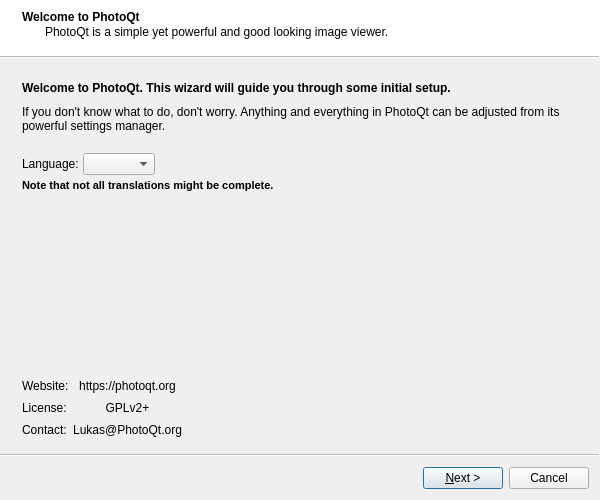
The window that cplusplus/other/startuphandler/pqc_wizard.ui (luspi/photoqt) describes before a commit, drawn with Qt 5.
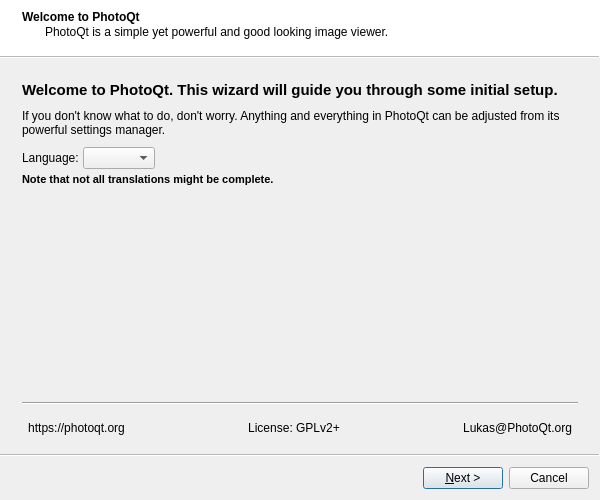
The same window after the commit.

Commit message: [PQCWizard] show different page on update, show reset buttons if the shortcuts appear messed up

What changed in the file:
```diff
--- a/cplusplus/other/startuphandler/pqc_wizard.ui
+++ b/cplusplus/other/startuphandler/pqc_wizard.ui
@@ -26,8 +26,8 @@
    <property name="subTitle">
     <string comment="wizard">PhotoQt is a simple yet powerful and good looking image viewer.</string>
    </property>
-   <layout class="QHBoxLayout" name="horizontalLayout_3">
-    <item>
+   <layout class="QGridLayout" name="gridLayout">
+    <item row="0" column="0">
      <layout class="QVBoxLayout" name="verticalLayout_3">
       <property name="spacing">
        <number>10</number>
@@ -52,6 +52,7 @@
        <widget class="QLabel" name="label">
         <property name="font">
          <font>
+          <pointsize>11</pointsize>
           <bold>true</bold>
          </font>
         </property>
@@ -73,22 +74,6 @@
         </property>
        </widget>
       </item>
-      <item>
-       <spacer name="verticalSpacer_2">
-        <property name="orientation">
-         <enum>Qt::Orientation::Vertical</enum>
-        </property>
-        <property name="sizeType">
-         <enum>QSizePolicy::Policy::Fixed</enum>
-        </property>
-        <property name="sizeHint" stdset="0">
-         <size>
-          <width>20</width>
-          <height>10</height>
-         </size>
-        </property>
-       </spacer>
-      </item>
       <item>
        <layout class="QVBoxLayout" name="verticalLayout_4">
         <property name="spacing">
@@ -153,92 +138,85 @@
        </spacer>
       </item>
       <item>
-       <layout class="QHBoxLayout" name="horizontalLayout_2">
+       <widget class="Line" name="lineUpdateReset2">
+        <property name="orientation">
+         <enum>Qt::Orientation::Horizontal</enum>
+        </property>
+       </widget>
+      </item>
+      <item>
+       <layout class="QHBoxLayout" name="horizontalLayout_7">
         <property name="spacing">
          <number>0</number>
         </property>
         <item>
-         <layout class="QVBoxLayout" name="verticalLayout">
-          <property name="spacing">
-           <number>0</number>
+         <widget class="QPushButton" name="buttonWebsite1">
+          <property name="sizePolicy">
+           <sizepolicy hsizetype="Minimum" vsizetype="Minimum">
+            <horstretch>0</horstretch>
+            <verstretch>0</verstretch>
+           </sizepolicy>
           </property>
-          <item>
-           <widget class="QLabel" name="label_6">
-            <property name="text">
-             <string comment="wizard">Website:</string>
-            </property>
-           </widget>
-          </item>
-          <item>
-           <widget class="QLabel" name="label_7">
-            <property name="text">
-             <string comment="wizard">License:</string>
-            </property>
-           </widget>
-          </item>
-          <item>
-           <widget class="QLabel" name="label_8">
-            <property name="text">
-             <string comment="wizard">Contact:</string>
-            </property>
-           </widget>
-          </item>
-         </layout>
+          <property name="font">
+           <font>
+            <pointsize>9</pointsize>
+            <bold>false</bold>
+           </font>
+          </property>
+          <property name="styleSheet">
+           <string notr="true">padding: 5px</string>
+          </property>
+          <property name="text">
+           <string notr="true">https://photoqt.org</string>
+          </property>
+          <property name="flat">
+           <bool>true</bool>
+          </property>
+         </widget>
         </item>
         <item>
-         <layout class="QVBoxLayout" name="verticalLayout_2">
-          <property name="spacing">
-           <number>0</number>
+         <spacer name="horizontalSpacer_6">
+          <property name="orientation">
+           <enum>Qt::Orientation::Horizontal</enum>
           </property>
-          <item>
-           <widget class="QPushButton" name="buttonWebsite">
-            <property name="sizePolicy">
-             <sizepolicy hsizetype="Minimum" vsizetype="Fixed">
-              <horstretch>0</horstretch>
-              <verstretch>0</verstretch>
-             </sizepolicy>
-            </property>
-            <property name="text">
-             <string notr="true">https://photoqt.org</string>
-            </property>
-            <property name="flat">
-             <bool>true</bool>
-            </property>
-           </widget>
-          </item>
-          <item>
-           <widget class="QPushButton" name="buttonLicense">
-            <property name="sizePolicy">
-             <sizepolicy hsizetype="Minimum" vsizetype="Fixed">
-              <horstretch>0</horstretch>
-              <verstretch>0</verstretch>
-             </sizepolicy>
-            </property>
-            <property name="text">
-             <string notr="true">GPLv2+</string>
-            </property>
-            <property name="flat">
-             <bool>true</bool>
-            </property>
-           </widget>
-          </item>
-          <item>
-           <widget class="QPushButton" name="buttonEmail">
-            <property name="sizePolicy">
-             <sizepolicy hsizetype="Minimum" vsizetype="Fixed">
-              <horstretch>20</horstretch>
-              <verstretch>0</verstretch>
-             </sizepolicy>
-            </property>
-            <property name="text">
-             <string notr="true">Lukas@PhotoQt.org</string>
-            </property>
-            <property name="flat">
-             <bool>true</bool>
-            </property>
-           </widget>
-          </item>
-         </layout>
+          <property name="sizeHint" stdset="0">
+           <size>
+            <width>40</width>
+            <height>20</height>
+           </size>
+          </property>
+         </spacer>
+        </item>
+        <item>
+         <widget class="QPushButton" name="buttonLicense1">
+          <property name="sizePolicy">
+           <sizepolicy hsizetype="Minimum" vsizetype="Minimum">
+            <horstretch>0</horstretch>
+            <verstretch>0</verstretch>
+           </sizepolicy>
+          </property>
+          <property name="minimumSize">
+           <size>
+            <width>0</width>
+            <height>0</height>
+           </size>
+          </property>
+          <property name="font">
+           <font>
+            <pointsize>9</pointsize>
+            <bold>false</bold>
+           </font>
+          </property>
+          <property name="styleSheet">
+           <string notr="true">padding: 5px</string>
+          </property>
+          <property name="text">
+           <string notr="true">License: GPLv2+</string>
+          </property>
+          <property name="flat">
+           <bool>true</bool>
+          </property>
+         </widget>
         </item>
         <item>
          <spacer name="horizontalSpacer_2">
@@ -253,6 +231,31 @@
           </property>
          </spacer>
         </item>
+        <item>
+         <widget class="QPushButton" name="buttonEmail1">
+          <property name="sizePolicy">
+           <sizepolicy hsizetype="Preferred" vsizetype="Preferred">
+            <horstretch>0</horstretch>
+            <verstretch>0</verstretch>
+           </sizepolicy>
+          </property>
+          <property name="font">
+           <font>
+            <pointsize>9</pointsize>
+            <bold>false</bold>
+           </font>
+          </property>
+          <property name="styleSheet">
+           <string notr="true">padding: 5px</string>
+          </property>
+          <property name="text">
+           <string notr="true">Lukas@PhotoQt.org</string>
+          </property>
+          <property name="flat">
+           <bool>true</bool>
+          </property>
+         </widget>
+        </item>
        </layout>
       </item>
      </layout>
@@ -351,6 +354,77 @@
     </item>
    </layout>
   </widget>
+  <widget class="QWizardPage" name="page2_extensions">
+   <property name="title">
+    <string>Extensions</string>
+   </property>
+   <property name="subTitle">
+    <string>Here you can enable/disable any available extension.</string>
+   </property>
+   <layout class="QVBoxLayout" name="verticalLayout_7">
+    <item>
+     <widget class="QLabel" name="label_5">
+      <property name="text">
+       <string>Below you find a list of extensions that were found. Only extensions that have been verified are listed here. You can also manage the extensions at any point from the settings manager.</string>
+      </property>
+      <property name="wordWrap">
+       <bool>true</bool>
+      </property>
+     </widget>
+    </item>
+    <item>
+     <widget class="QScrollArea" name="extensionsList">
+      <property name="widgetResizable">
+       <bool>true</bool>
+      </property>
+      <widget class="QWidget" name="scrollAreaWidgetContents">
+       <property name="geometry">
+        <rect>
+         <x>0</x>
+         <y>0</y>
+         <width>182</width>
+         <height>34</height>
+        </rect>
+       </property>
+       <layout class="QVBoxLayout" name="verticalLayout">
+        <item>
+         <widget class="QLabel" name="noExtensions">
+          <property name="font">
+           <font>
+            <pointsize>12</pointsize>
+            <bold>true</bold>
+           </font>
+          </property>
+          <property name="text">
+           <string>No extensions found.</string>
+          </property>
+          <property name="alignment">
+           <set>Qt::AlignmentFlag::AlignCenter</set>
+          </property>
+         </widget>
+        </item>
+       </layout>
+      </widget>
+     </widget>
+    </item>
+    <item>
+     <widget class="QLabel" name="label_9">
+      <property name="text">
+       <string>You can find out more about extensions in PhotoQt and where to download additional extensions on the PhotoQt website: &lt;a href=&quot;https://photoqt.org/extensions&quot;&gt;https://photoqt.org/extensions&lt;/a&gt;</string>
+      </property>
+      <property name="textFormat">
+       <enum>Qt::TextFormat::AutoText</enum>
+      </property>
+      <property name="wordWrap">
+       <bool>true</bool>
+      </property>
+      <property name="openExternalLinks">
+       <bool>true</bool>
+      </property>
+     </widget>
+    </item>
+   </layout>
+  </widget>
  </widget>
  <resources/>
  <connections/>
```
Left out of the diff: 238 changed lines with no effect on the pictures. The commit also changes 3 other files.
